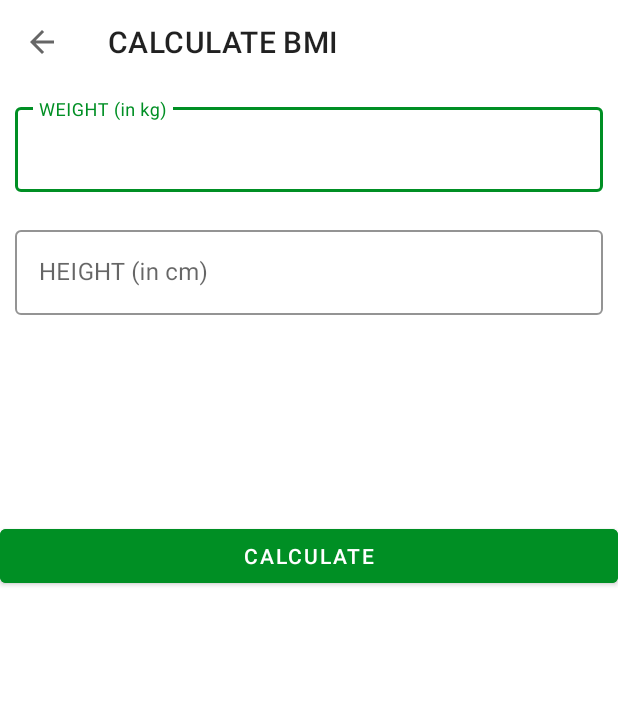
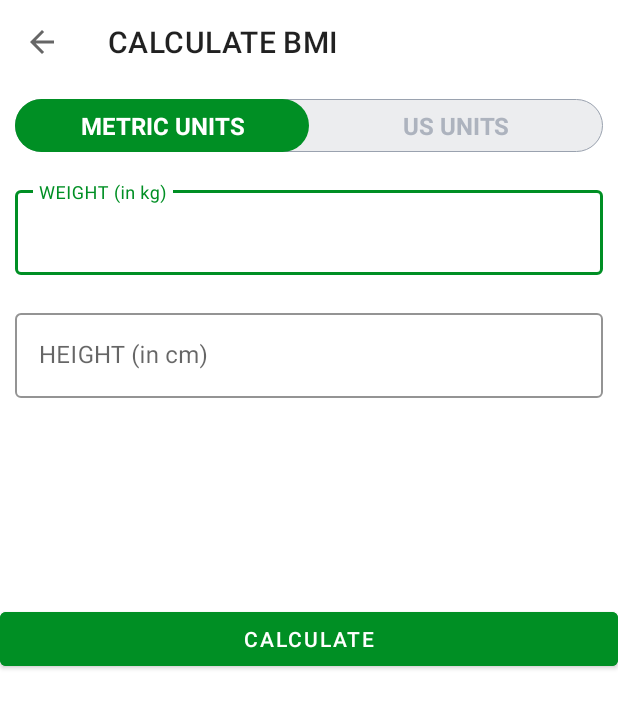
Before and after one commit to malicankaya/7MinutesWorkout, an Android app: the BMIActivity screen opened directly, with no data from a screen before it, on a phone screen of 412 x 824 dp. Shown: the top 708 px of the screen. Run offline under Robolectric (Android 15) with nearby library versions, the phone set to English and light mode, and no system bars.

Commit message:
adding custom radio group and radio buttons

```diff
--- /dev/null
+++ b/app/src/main/res/drawable/drawable_radio_group_tab_background.xml
@@ -0,0 +1,10 @@
+<?xml version="1.0" encoding="utf-8"?>
+<shape xmlns:android="http://schemas.android.com/apk/res/android"
+    android:shape="rectangle"
+    >
+    <solid android:color="#ECEDEF"/>
+    <stroke android:width="0.5dp"
+        android:color="#9AA2AF"
+        />
+    <corners android:radius="30dp"/>
+</shape>
--- /dev/null
+++ b/app/src/main/res/drawable/drawable_units_tab_selector.xml
@@ -0,0 +1,9 @@
+<?xml version="1.0" encoding="utf-8"?>
+<selector xmlns:android="http://schemas.android.com/apk/res/android">
+    <item android:state_checked="true" >
+        <shape android:shape="rectangle">
+            <solid android:color="@color/colorAccent"/>
+            <corners android:radius="30dp"/>
+        </shape>
+    </item>
+</selector>
--- /dev/null
+++ b/app/src/main/res/drawable/drawable_units_tab_text_color_selector.xml
@@ -0,0 +1,5 @@
+<?xml version="1.0" encoding="utf-8"?>
+<selector xmlns:android="http://schemas.android.com/apk/res/android">
+    <item android:color="#FFFFFF" android:state_checked="true" />
+    <item android:color="#ADB3BE" android:state_checked="false" />
+</selector>
--- a/app/src/main/res/layout/activity_bmi.xml
+++ b/app/src/main/res/layout/activity_bmi.xml
@@ -13,12 +13,51 @@
         android:background="@color/white"
         app:title="CALCULATE BMI" />
 
+    <RadioGroup
+        android:id="@+id/rgUnits"
+        android:layout_width="match_parent"
+        android:layout_height="wrap_content"
+        android:layout_below="@id/toolbarBMI"
+        android:layout_margin="10dp"
+        android:background="@drawable/drawable_radio_group_tab_background"
+        android:orientation="horizontal">
+
+        <RadioButton
+            android:id="@+id/rbMetricUnits"
+            android:layout_width="0dp"
+            android:layout_height="35dp"
+            android:layout_weight="1"
+            android:background="@drawable/drawable_units_tab_selector"
+            android:button="@null"
+            android:checked="true"
+            android:gravity="center"
+            android:text="METRIC UNITS"
+            android:textColor="@drawable/drawable_units_tab_text_color_selector"
+            android:textSize="16sp"
+            android:textStyle="bold" />
+
+        <RadioButton
+            android:id="@+id/rbUSUnits"
+            android:layout_width="0dp"
+            android:layout_height="35dp"
+            android:layout_weight="1"
+            android:background="@drawable/drawable_units_tab_selector"
+            android:button="@null"
+            android:checked="false"
+            android:gravity="center"
+            android:text="US UNITS"
+            android:textColor="@drawable/drawable_units_tab_text_color_selector"
+            android:textSize="16sp"
+            android:textStyle="bold" />
+
+    </RadioGroup>
+
     <com.google.android.material.textfield.TextInputLayout
         android:id="@+id/tilWeight"
         style="@style/Widget.MaterialComponents.TextInputLayout.OutlinedBox"
         android:layout_width="match_parent"
         android:layout_height="wrap_content"
-        android:layout_below="@id/toolbarBMI"
+        android:layout_below="@id/rgUnits"
         android:layout_margin="10dp"
         app:boxStrokeColor="@color/colorAccent"
         app:hintTextColor="@color/colorAccent">
@@ -53,52 +92,53 @@
 
     <LinearLayout
         android:id="@+id/llBMI"
-        android:layout_below="@id/tilHeight"
         android:layout_width="match_parent"
         android:layout_height="wrap_content"
+        android:layout_below="@id/tilHeight"
+        android:layout_margin="10dp"
+        android:gravity="center"
         android:orientation="vertical"
         android:visibility="invisible"
-        tools:visibility="visible"
-        android:layout_margin="10dp"
-        android:gravity="center">
+        tools:visibility="visible">
 
         <TextView
             android:layout_width="wrap_content"
             android:layout_height="wrap_content"
             android:text="YOUR BMI"
-            android:textSize="16sp"/>
+            android:textSize="16sp" />
 
         <TextView
             android:id="@+id/tvBMIValue"
             android:layout_width="wrap_content"
             android:layout_height="wrap_content"
             android:textSize="18sp"
-            tools:text="15.00"
-            android:textStyle="bold"/>
+            android:textStyle="bold"
+            tools:text="15.00" />
+
         <TextView
             android:id="@+id/tvBMIType"
             android:layout_width="wrap_content"
             android:layout_height="wrap_content"
             android:layout_marginTop="5dp"
             android:textSize="18sp"
-            tools:text="Normal"
-            />
+            tools:text="Normal" />
+
         <TextView
             android:id="@+id/tvBMIContent"
             android:layout_width="match_parent"
             android:layout_height="wrap_content"
+            android:layout_marginTop="5dp"
             android:gravity="center"
             android:textSize="18sp"
-            tools:text="Normal"
-            android:layout_marginTop="5dp"/>
+            tools:text="Normal" />
 
     </LinearLayout>
 
     <Button
         android:id="@+id/btnBMICalculate"
-        android:layout_below="@id/llBMI"
         android:layout_width="match_parent"
         android:layout_height="wrap_content"
-        android:text="CALCULATE"
-        android:backgroundTint="@color/colorAccent"/>
+        android:layout_below="@id/llBMI"
+        android:backgroundTint="@color/colorAccent"
+        android:text="CALCULATE" />
 </RelativeLayout>
```
